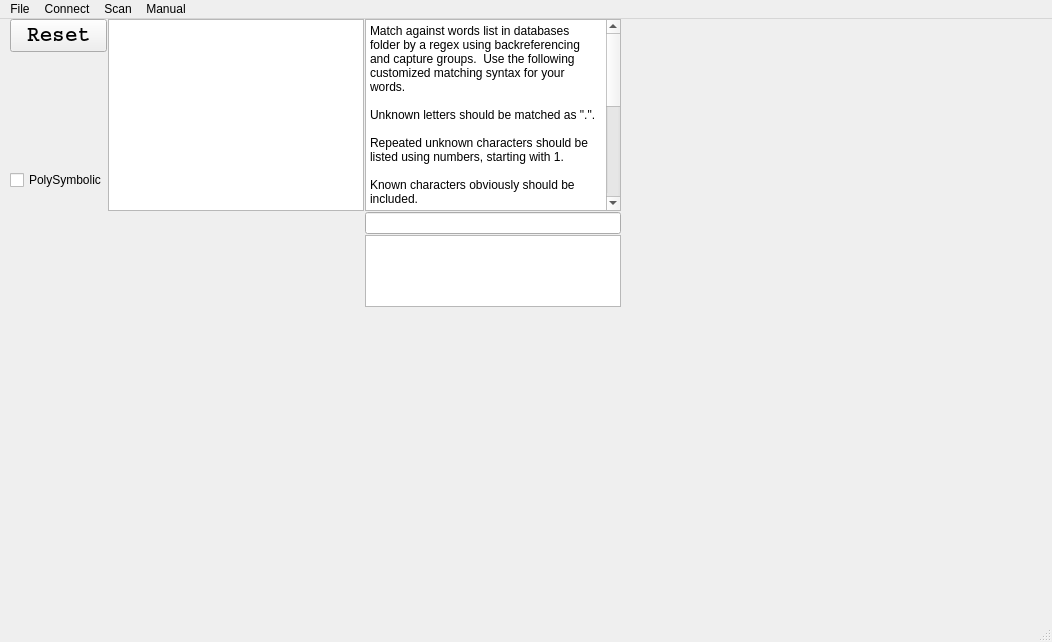
First picture: the form in cipher.ui, repository bheins/ciphersolver, before the edit.
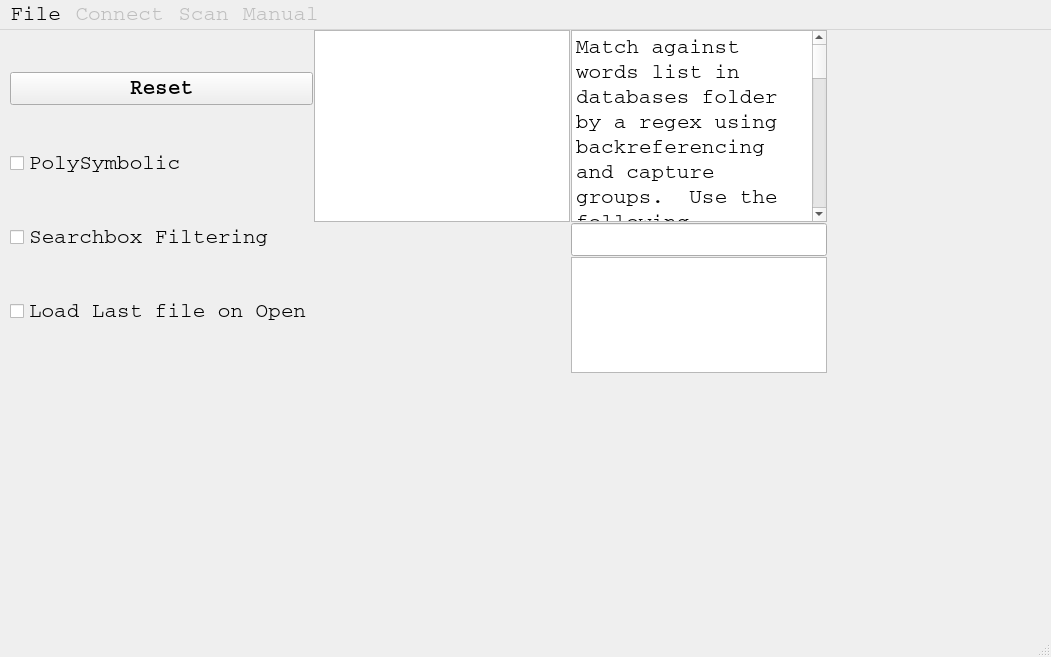
Second picture: the form after the edit.

Commit message: add loading last file on open and persisting some global states.

Diff of the .ui file:
```diff
--- a/cipher.ui
+++ b/cipher.ui
@@ -6,8 +6,8 @@
    <rect>
     <x>0</x>
     <y>0</y>
-    <width>1052</width>
-    <height>642</height>
+    <width>1051</width>
+    <height>657</height>
    </rect>
   </property>
   <property name="sizePolicy">
@@ -16,6 +16,12 @@
     <verstretch>0</verstretch>
    </sizepolicy>
   </property>
+  <property name="font">
+   <font>
+    <family>Courier</family>
+    <pointsize>16</pointsize>
+   </font>
+  </property>
   <property name="windowTitle">
    <string>Cipher Helper</string>
   </property>
@@ -64,17 +70,25 @@
        </item>
        <item>
         <widget class="QCheckBox" name="PolySymbolic">
-         <property name="sizePolicy">
-          <sizepolicy hsizetype="Minimum" vsizetype="Minimum">
-           <horstretch>0</horstretch>
-           <verstretch>0</verstretch>
-          </sizepolicy>
-         </property>
          <property name="text">
           <string>PolySymbolic</string>
          </property>
         </widget>
        </item>
+       <item>
+        <widget class="QCheckBox" name="SearchboxFiltering">
+         <property name="text">
+          <string>Searchbox Filtering</string>
+         </property>
+        </widget>
+       </item>
+       <item>
+        <widget class="QCheckBox" name="LoadLast">
+         <property name="text">
+          <string>Load Last file on Open</string>
+         </property>
+        </widget>
+       </item>
       </layout>
      </item>
      <item>
@@ -218,8 +232,8 @@
     <rect>
      <x>0</x>
      <y>0</y>
-     <width>1052</width>
-     <height>21</height>
+     <width>1051</width>
+     <height>28</height>
     </rect>
    </property>
    <widget class="QMenu" name="menuFile">
@@ -239,16 +253,25 @@
     <addaction name="actionExit"/>
    </widget>
    <widget class="QMenu" name="menuConnect">
+    <property name="enabled">
+     <bool>false</bool>
+    </property>
     <property name="title">
      <string>Connect</string>
     </property>
    </widget>
    <widget class="QMenu" name="menuScan">
+    <property name="enabled">
+     <bool>false</bool>
+    </property>
     <property name="title">
      <string>Scan</string>
     </property>
    </widget>
    <widget class="QMenu" name="menuManual">
+    <property name="enabled">
+     <bool>false</bool>
+    </property>
     <property name="title">
      <string>Manual</string>
     </property>
```
The commit also changes 2 other files.
